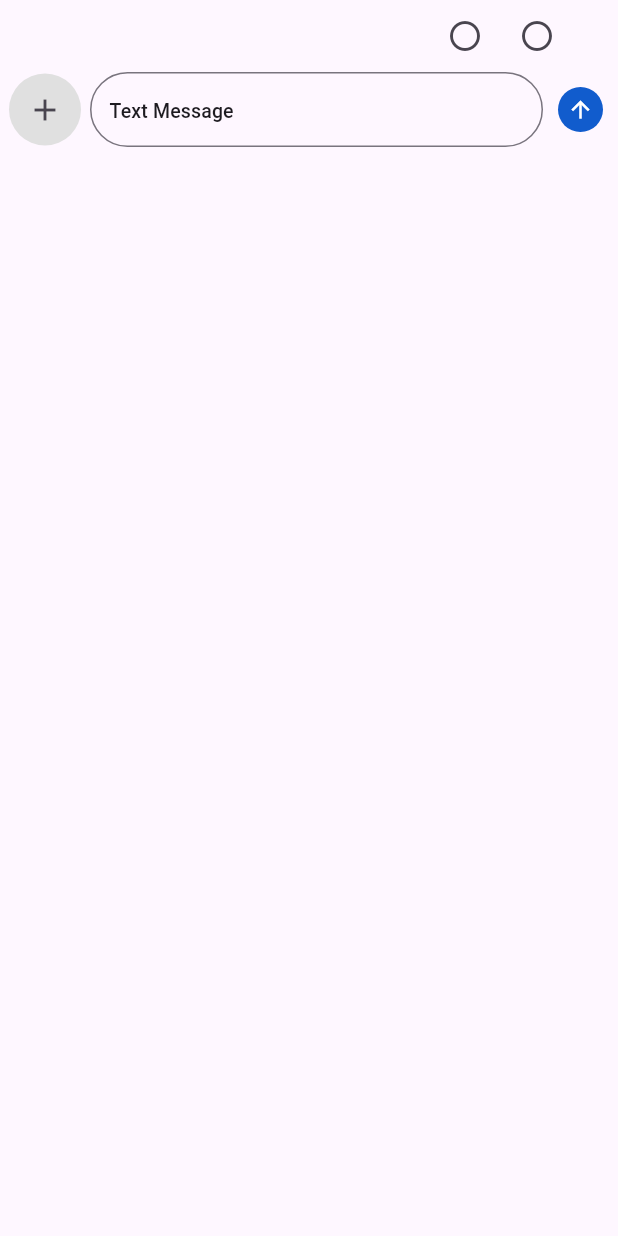
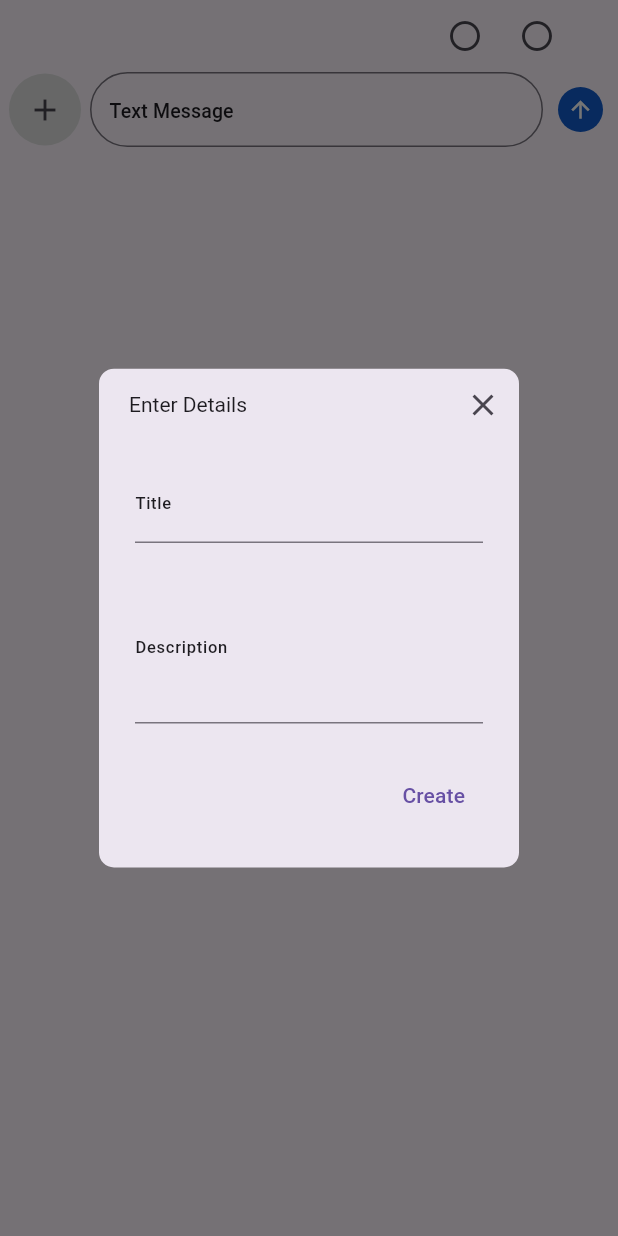
Before and after one commit to Zeehshan/uiwork, a Flutter app: the ChatInputWidget widget shown alone on an empty page, opened directly, after a tap on the "add" icon, on a phone screen of 412 x 824 dp. Run offline on Flutter 3.47's test engine with Material 3 defaults, Android fonts, the phone set to English and light mode, and no system bars.

Commit message:
add create dialog

```diff
--- /dev/null
+++ b/lib/ui/dialogs/create_dialog.dart
@@ -0,0 +1,112 @@
+import 'package:flutter/material.dart';
+
+class CreateDialog {
+  static Future<void> show(BuildContext context) async {
+    showDialog(
+      context: context,
+      builder: (BuildContext context) => const CreateWidget(),
+    );
+  }
+}
+
+class CreateWidget extends StatefulWidget {
+  const CreateWidget({super.key});
+
+  @override
+  State<CreateWidget> createState() => _CreateWidgetState();
+}
+
+class _CreateWidgetState extends State<CreateWidget> {
+  final TextEditingController _titleController = TextEditingController();
+  final TextEditingController _descriptionController = TextEditingController();
+
+  @override
+  void dispose() {
+    _titleController.dispose();
+    _descriptionController.dispose();
+    super.dispose();
+  }
+
+  _createData() async {
+    try {
+      final title = _titleController.text;
+      final description = _descriptionController.text;
+      if (title.isEmpty) {
+        ScaffoldMessenger.of(context).showSnackBar(
+          const SnackBar(
+            content: Text('Title is needed'),
+          ),
+        );
+        return;
+      }
+      if (title.isNotEmpty || description.isNotEmpty) {
+        ScaffoldMessenger.of(context).showSnackBar(
+          const SnackBar(
+            content: Text('Details Added Successfully'),
+          ),
+        );
+        Navigator.of(context).pop();
+        return;
+      }
+    } catch (e) {
+      ///
+    }
+  }
+
+  @override
+  Widget build(BuildContext context) {
+    return AlertDialog(
+      shape: RoundedRectangleBorder(
+        borderRadius: BorderRadius.circular(10),
+      ),
+      titlePadding: EdgeInsets.zero,
+      title: Row(
+        children: [
+          const SizedBox(
+            width: 20,
+          ),
+          Text(
+            'Enter Details',
+            style:
+                Theme.of(context).textTheme.titleLarge!.copyWith(fontSize: 14),
+          ),
+          const Spacer(),
+          IconButton(
+              onPressed: () => Navigator.pop(context),
+              icon: const Icon(Icons.clear)),
+        ],
+      ),
+      content: Column(
+        mainAxisSize: MainAxisSize.min,
+        children: <Widget>[
+          TextField(
+            controller: _titleController,
+            decoration: InputDecoration(
+                labelText: 'Title',
+                labelStyle: Theme.of(context).textTheme.labelSmall),
+          ),
+          const SizedBox(
+            height: 20,
+          ),
+          TextField(
+            controller: _descriptionController,
+            maxLines: 3,
+            maxLength: null,
+            textAlign: TextAlign.start,
+            decoration: InputDecoration(
+                labelText: 'Description',
+                labelStyle: Theme.of(context).textTheme.labelSmall),
+          ),
+        ],
+      ),
+      actions: <Widget>[
+        TextButton(
+          onPressed: () {
+            _createData();
+          },
+          child: const Text('Create'),
+        ),
+      ],
+    );
+  }
+}
--- /dev/null
+++ b/lib/ui/dialogs/dialogs.dart
@@ -0,0 +1 @@
+export 'create_dialog.dart';
--- a/lib/ui/screens/stream/widgets/chat_input_widget.dart
+++ b/lib/ui/screens/stream/widgets/chat_input_widget.dart
@@ -1,5 +1,6 @@
 import 'package:flutter/material.dart';
 
+import '../../../dialogs/dialogs.dart';
 import 'widgets.dart';
 
 class ChatInputWidget extends StatefulWidget {
@@ -40,7 +41,7 @@ class _ChatInputWidgetState extends State<ChatInputWidget> {
                     borderRadius: BorderRadius.circular(100),
                     color: Colors.grey.shade300),
                 child: IconButton(
-                  onPressed: () {},
+                  onPressed: () => CreateDialog.show(context),
                   icon: Icon(Icons.add),
                 ),
               ),
```
